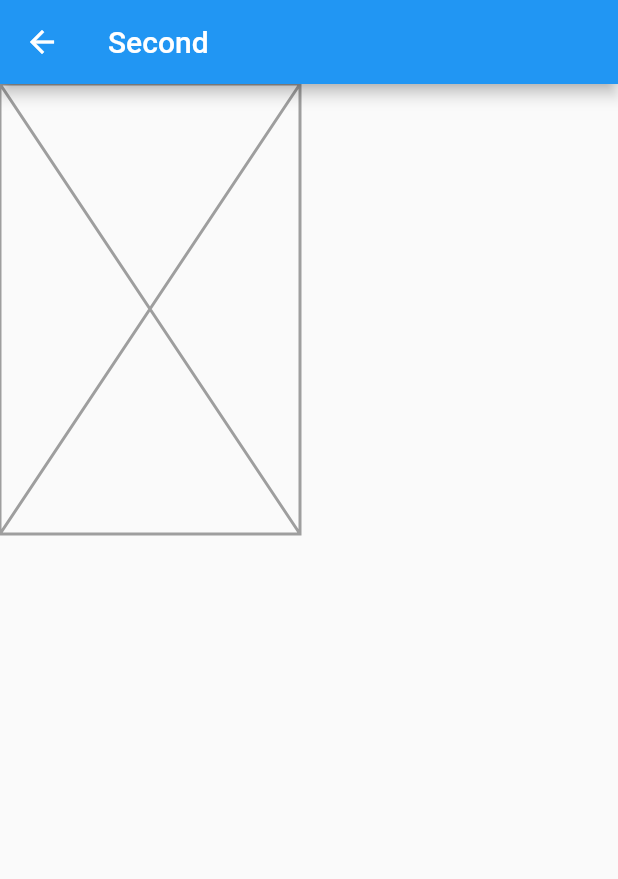
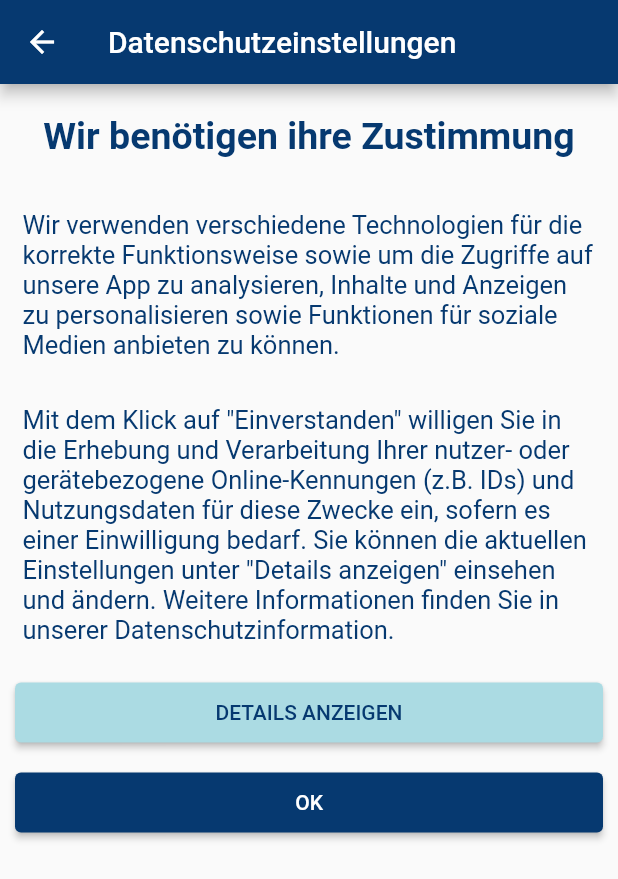
Before and after one commit to nico0704/test_3, a Flutter app: the SecondScreen screen opened directly, on a phone screen of 412 x 824 dp. Shown: the top 879 px of the screen. Run offline on Flutter 3.47's test engine with Material 2 defaults, Android fonts, the phone set to English and light mode, and no system bars.

Commit message:
Datenschutz-Screen implemented

```diff
--- a/lib/screens/second_screen.dart
+++ b/lib/screens/second_screen.dart
@@ -1,4 +1,7 @@
 import 'package:flutter/material.dart';
+
+const text1 = "Wir verwenden verschiedene Technologien für die korrekte Funktionsweise sowie um die Zugriffe auf unsere App zu analysieren, Inhalte und Anzeigen zu personalisieren sowie Funktionen für soziale Medien anbieten zu können.";
+const text2 = "Mit dem Klick auf \"Einverstanden\" willigen Sie in die Erhebung und Verarbeitung Ihrer nutzer- oder gerätebezogene Online-Kennungen (z.B. IDs) und Nutzungsdaten für diese Zwecke ein, sofern es einer Einwilligung bedarf. Sie können die aktuellen Einstellungen unter \"Details anzeigen\" einsehen und ändern. Weitere Informationen finden Sie in unserer Datenschutzinformation.";
 
 class SecondScreen extends StatelessWidget {
   const SecondScreen({Key? key}) : super(key: key);
@@ -7,15 +10,88 @@ class SecondScreen extends StatelessWidget {
   Widget build(BuildContext context) {
     return Scaffold(
       appBar: AppBar(
-        title: Text("Second"),
+        backgroundColor: Color.fromRGBO(6, 57, 112, 1),
+        title: Text("Datenschutzeinstellungen"),
       ),
-      body: Placeholder(
-        color: Colors.grey,
-        child: SizedBox(
-          width: 200,
-          height: 300,
-        ),
-      ),
+      body: SingleChildScrollView(
+          child: Column(
+        children: [
+          Padding(
+              padding: const EdgeInsets.all(20.0),
+              child: Center(
+                  child: Container(
+                child: Text(
+                  "Wir benötigen ihre Zustimmung",
+                  style: TextStyle(
+                      color: Color.fromRGBO(6, 57, 112, 1.0),
+                      fontWeight: FontWeight.bold,
+                      fontSize: 25.0),
+                ),
+              ))),
+          Padding(
+              padding: const EdgeInsets.all(15.0),
+              child: Container(
+                  child: Text(
+                    text1,
+                    style: TextStyle(
+                      color: Color.fromRGBO(6, 57, 112, 1.0),
+                      fontWeight: FontWeight.normal,
+                      fontSize: 17.0,
+                    ),
+                  ),
+              )),
+          Padding(
+              padding: const EdgeInsets.all(15.0),
+              child: Container(
+                child: Text(
+                  text2,
+                  style: TextStyle(
+                    color: Color.fromRGBO(6, 57, 112, 1.0),
+                    fontWeight: FontWeight.normal,
+                    fontSize: 17.0,
+                  ),
+                ),
+              )),
+          Padding(
+            padding: const EdgeInsets.all(10.0),
+            child: SizedBox(
+              width: 450,
+              height: 40,
+              child: ElevatedButton(
+                onPressed: () async {
+                  print("DETAILS ANZEIGEN");
+                },
+                style: ElevatedButton.styleFrom(
+                  backgroundColor: Color.fromRGBO(171, 219, 227, 1.0),
+                ),
+                child: Container(
+                  child: Text("DETAILS ANZEIGEN",
+                    style: TextStyle(color: Color.fromRGBO(6, 57, 112, 1.0)),),
+                ),
+              ),
+            ),
+          ),
+          Padding(
+            padding: const EdgeInsets.all(10.0),
+            child: SizedBox(
+              width: 450,
+              height: 40,
+              child: ElevatedButton(
+                onPressed: () async {
+                  print("OK");
+                },
+                style: ElevatedButton.styleFrom(
+                  backgroundColor: Color.fromRGBO(6, 57, 112, 1.0),
+                ),
+                child: Container(
+                  child: Text("OK",
+                    style: TextStyle(color: Color.fromRGBO(255, 255, 255, 1.0)),),
+                ),
+              ),
+            ),
+          ),
+        ],
+      )),
     );
   }
 }
--- a/lib/screens/start_screen.dart
+++ b/lib/screens/start_screen.dart
@@ -32,7 +32,7 @@ class StartScreen extends StatelessWidget {
                     Navigator.push(context, MaterialPageRoute(builder: (context) => SecondScreen()),
                     );
                   },
-                  child: Text("Hallo")),
+                  child: Text("Datenschutzeinstellungen")),
               ElevatedButton(
                   onPressed: () async {
                     print("Stack Bsp");
```
